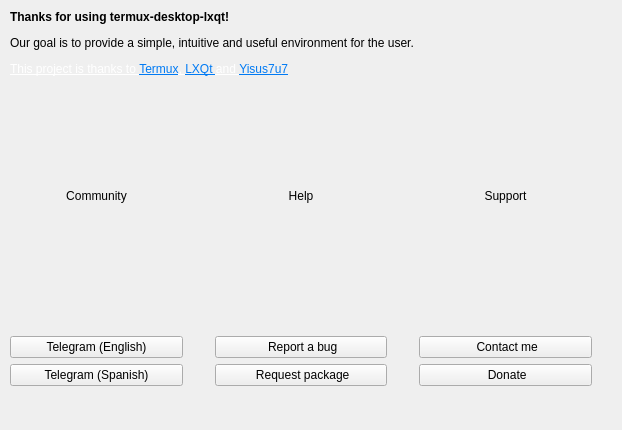
Yisus7u7/termux-lxqt-welcome, file mainwindow.ui: the form before one commit.
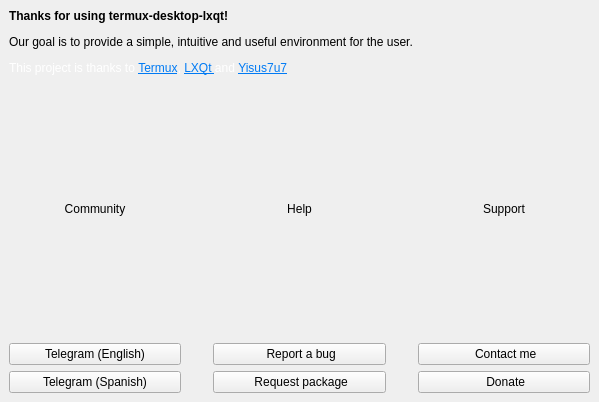
The form after the commit. Icons and pictures are not drawn.

What changed in the file:
```diff
--- a/mainwindow.ui
+++ b/mainwindow.ui
@@ -6,8 +6,8 @@
    <rect>
     <x>0</x>
     <y>0</y>
-    <width>622</width>
-    <height>430</height>
+    <width>599</width>
+    <height>402</height>
    </rect>
   </property>
   <property name="windowTitle">
@@ -18,34 +18,27 @@
     <normaloff>.</normaloff>.</iconset>
   </property>
   <widget class="QWidget" name="centralwidget">
-   <widget class="QWidget" name="layoutWidget">
-    <property name="geometry">
-     <rect>
-      <x>10</x>
-      <y>10</y>
-      <width>582</width>
-      <height>376</height>
-     </rect>
-    </property>
+   <layout class="QGridLayout" name="gridLayout_2">
+    <item row="0" column="0">
     <layout class="QGridLayout" name="gridLayout">
      <item row="0" column="0" colspan="5">
       <widget class="QLabel" name="label">
        <property name="text">
-        <string>&lt;html&gt;&lt;head/&gt;&lt;body&gt;&lt;p align=&quot;justify&quot;&gt;&lt;img src=&quot;:/resources/helix_lxqt.png&quot; width=&quot;300&quot; height=&quot;120&quot;/&gt;&lt;/p&gt;&lt;p align=&quot;justify&quot;&gt;&lt;span style=&quot; font-weight:600;&quot;&gt;Thanks for using termux-desktop-lxqt!&lt;/span&gt;&lt;/p&gt;&lt;p align=&quot;justify&quot;&gt;Our goal is to provide a simple, intuitive and useful environment for the user.&lt;/p&gt;&lt;p align=&quot;justify&quot;&gt;&lt;a href=&quot;https://termux.org&quot;&gt;&lt;span style=&quot; color:#ffffff;&quot;&gt;This project is thanks to &lt;/span&gt;&lt;/a&gt;&lt;a href=&quot;https://termux.org&quot;&gt;&lt;span style=&quot; color:#007af4;&quot;&gt;Termux&lt;/span&gt;&lt;/a&gt;&lt;a href=&quot;https://termux.org&quot;&gt;&lt;span style=&quot; color:#ffffff;&quot;&gt;, &lt;/span&gt;&lt;/a&gt;&lt;a href=&quot;https://lxqt-project.org/&quot;&gt;&lt;span style=&quot; color:#007af4;&quot;&gt;LXQt &lt;/span&gt;&lt;/a&gt;&lt;a href=&quot;https://lxqt-project.org/&quot;&gt;&lt;span style=&quot; color:#ffffff;&quot;&gt;and &lt;/span&gt;&lt;/a&gt;&lt;a href=&quot;https://github.com/Yisus7u7&quot;&gt;&lt;span style=&quot; color:#007af4;&quot;&gt;Yisus7u7&lt;/span&gt;&lt;/a&gt;&lt;/p&gt;&lt;/body&gt;&lt;/html&gt;</string>
+         <string>&lt;html&gt;&lt;head/&gt;&lt;body&gt;&lt;p align=&quot;center&quot;&gt;&lt;img src=&quot;:/resources/helix_lxqt.png&quot; width=&quot;300&quot; height=&quot;120&quot;/&gt;&lt;/p&gt;&lt;p align=&quot;justify&quot;&gt;&lt;span style=&quot; font-weight:600;&quot;&gt;Thanks for using termux-desktop-lxqt!&lt;/span&gt;&lt;/p&gt;&lt;p align=&quot;justify&quot;&gt;Our goal is to provide a simple, intuitive and useful environment for the user.&lt;/p&gt;&lt;p align=&quot;justify&quot;&gt;&lt;span style=&quot; color:#ffffff;&quot;&gt;This project is thanks to &lt;/span&gt;&lt;a href=&quot;https://termux.org&quot;&gt;&lt;span style=&quot; color:#007af4;&quot;&gt;Termux&lt;/span&gt;&lt;/a&gt;&lt;span style=&quot; color:#ffffff;&quot;&gt;, &lt;/span&gt;&lt;a href=&quot;https://lxqt-project.org/&quot;&gt;&lt;span style=&quot; color:#007af4;&quot;&gt;LXQt &lt;/span&gt;&lt;/a&gt;&lt;span style=&quot; color:#ffffff;&quot;&gt;and &lt;/span&gt;&lt;a href=&quot;https://github.com/Yisus7u7&quot;&gt;&lt;span style=&quot; color:#007af4;&quot;&gt;Yisus7u7&lt;/span&gt;&lt;/a&gt;&lt;/p&gt;&lt;/body&gt;&lt;/html&gt;</string>
        </property>
       </widget>
      </item>
-     <item row="1" column="0">
-      <layout class="QVBoxLayout" name="verticalLayout_3">
+      <item row="2" column="4">
+       <layout class="QVBoxLayout" name="verticalLayout">
        <item>
-        <widget class="QLabel" name="label_2">
+         <widget class="QLabel" name="label_4">
          <property name="text">
-          <string>&lt;html&gt;&lt;head/&gt;&lt;body&gt;&lt;p align=&quot;center&quot;&gt;Community&lt;/p&gt;&lt;/body&gt;&lt;/html&gt;</string>
+           <string>&lt;html&gt;&lt;head/&gt;&lt;body&gt;&lt;p align=&quot;center&quot;&gt;Support&lt;/p&gt;&lt;/body&gt;&lt;/html&gt;</string>
          </property>
         </widget>
        </item>
        <item>
-        <spacer name="horizontalSpacer">
+         <spacer name="horizontalSpacer_3">
          <property name="orientation">
           <enum>Qt::Horizontal</enum>
          </property>
@@ -58,12 +51,12 @@
         </spacer>
        </item>
        <item>
-        <widget class="QPushButton" name="Button_tg_en">
+         <widget class="QPushButton" name="Button_contact">
          <property name="toolTip">
           <string>Join to termux group (English)</string>
          </property>
          <property name="text">
-          <string>Telegram (English)</string>
+           <string> Contact me</string>
          </property>
          <property name="icon">
           <iconset theme="telegram">
@@ -72,12 +65,12 @@
         </widget>
        </item>
        <item>
-        <widget class="QPushButton" name="Button_tg_es">
+         <widget class="QPushButton" name="Button_support_donate">
          <property name="toolTip">
           <string>Enter the unofficial termux group (Spanish)</string>
          </property>
          <property name="text">
-          <string>Telegram (Spanish)</string>
+           <string> Donate</string>
          </property>
          <property name="icon">
           <iconset theme="telegram">
@@ -87,7 +80,20 @@
        </item>
       </layout>
      </item>
-     <item row="1" column="1">
+      <item row="2" column="3">
+       <spacer name="verticalSpacer">
+        <property name="orientation">
+         <enum>Qt::Vertical</enum>
+        </property>
+        <property name="sizeHint" stdset="0">
+         <size>
+          <width>20</width>
+          <height>148</height>
+         </size>
+        </property>
+       </spacer>
+      </item>
+      <item row="2" column="1">
       <spacer name="verticalSpacer_2">
        <property name="orientation">
         <enum>Qt::Vertical</enum>
@@ -103,7 +109,7 @@
        </property>
       </spacer>
      </item>
-     <item row="1" column="2">
+      <item row="2" column="2">
       <layout class="QVBoxLayout" name="verticalLayout_2">
        <item>
         <widget class="QLabel" name="label_3">
@@ -155,30 +161,17 @@
        </item>
       </layout>
      </item>
-     <item row="1" column="3">
-      <spacer name="verticalSpacer">
-       <property name="orientation">
-        <enum>Qt::Vertical</enum>
-       </property>
-       <property name="sizeHint" stdset="0">
-        <size>
-         <width>20</width>
-         <height>148</height>
-        </size>
-       </property>
-      </spacer>
-     </item>
-     <item row="1" column="4">
-      <layout class="QVBoxLayout" name="verticalLayout">
+      <item row="2" column="0">
+       <layout class="QVBoxLayout" name="verticalLayout_3">
        <item>
-        <widget class="QLabel" name="label_4">
+         <widget class="QLabel" name="label_2">
          <property name="text">
-          <string>&lt;html&gt;&lt;head/&gt;&lt;body&gt;&lt;p align=&quot;center&quot;&gt;Support&lt;/p&gt;&lt;/body&gt;&lt;/html&gt;</string>
+           <string>&lt;html&gt;&lt;head/&gt;&lt;body&gt;&lt;p align=&quot;center&quot;&gt;Community&lt;/p&gt;&lt;/body&gt;&lt;/html&gt;</string>
          </property>
         </widget>
        </item>
        <item>
-        <spacer name="horizontalSpacer_3">
+         <spacer name="horizontalSpacer">
          <property name="orientation">
           <enum>Qt::Horizontal</enum>
          </property>
@@ -191,12 +184,12 @@
         </spacer>
        </item>
        <item>
-        <widget class="QPushButton" name="Button_contact">
+         <widget class="QPushButton" name="Button_tg_en">
          <property name="toolTip">
           <string>contact me (telegram)</string>
          </property>
          <property name="text">
-          <string> Contact me</string>
+           <string>Telegram (English)</string>
          </property>
          <property name="icon">
           <iconset theme="help-faq">
@@ -205,12 +198,12 @@
         </widget>
        </item>
        <item>
-        <widget class="QPushButton" name="Button_support_donate">
+         <widget class="QPushButton" name="Button_tg_es">
          <property name="toolTip">
           <string>Make a donation to the project, it will be appreciated! (PayPal)</string>
          </property>
          <property name="text">
-          <string> Donate</string>
+           <string>Telegram (Spanish)</string>
          </property>
          <property name="icon">
           <iconset theme="help-contents">
@@ -220,8 +213,22 @@
        </item>
       </layout>
      </item>
-    </layout>
-   </widget>
+      <item row="1" column="0" colspan="5">
+       <spacer name="horizontalSpacer_4">
+        <property name="orientation">
+         <enum>Qt::Horizontal</enum>
+        </property>
+        <property name="sizeHint" stdset="0">
+         <size>
+          <width>40</width>
+          <height>20</height>
+         </size>
+        </property>
+       </spacer>
+      </item>
+     </layout>
+    </item>
+   </layout>
   </widget>
  </widget>
  <resources/>
```
Left out of the diff: 17 changed lines with no effect on the pictures. Lines whose indentation alone changed are shown as unchanged.
